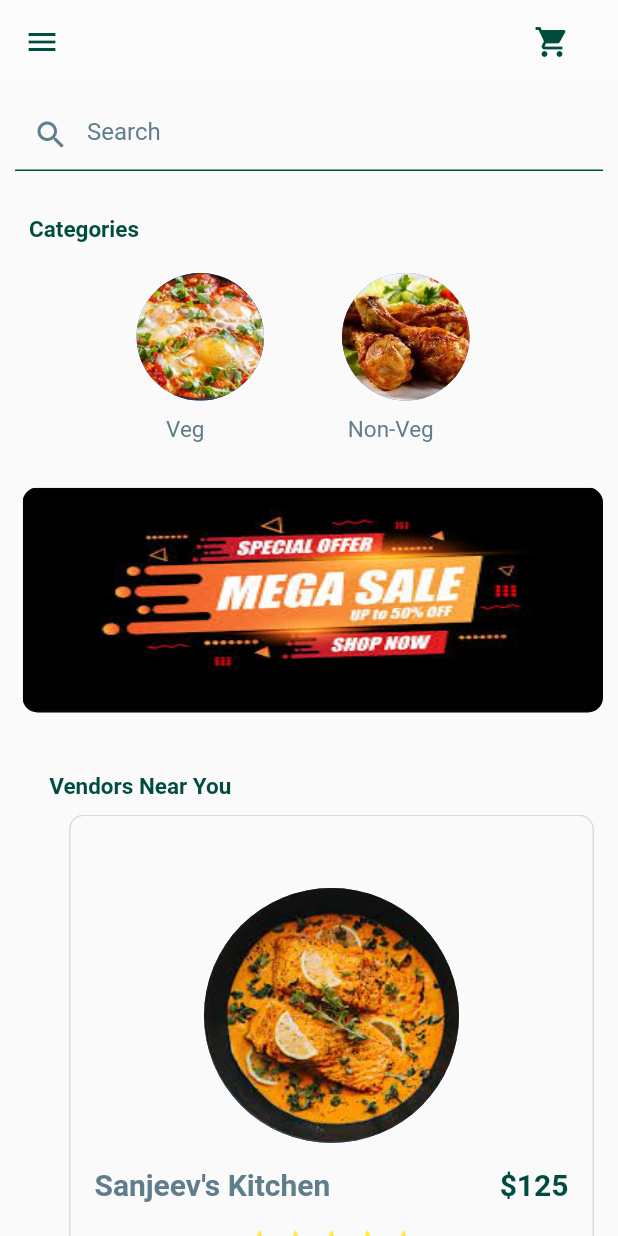
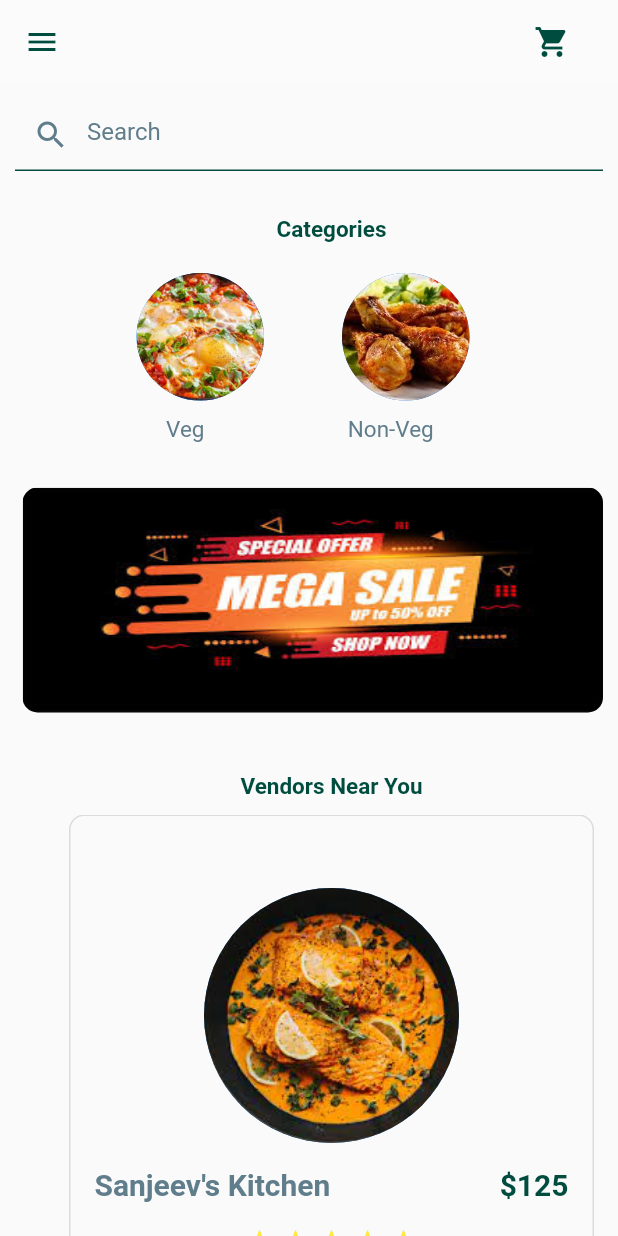
Before and after one commit to KeravNahar/Tiffin4U, a Flutter app: the HomePage screen opened directly, on a phone screen of 412 x 824 dp. Run offline on Flutter 3.47's test engine with Material 2 defaults, Android fonts, the phone set to English and light mode, and no system bars; our stand-ins replace cloud_firestore, firebase_auth, firebase_core; accounts and stored records are empty.

Commit message:
Update home_page.dart

```diff
--- a/lib/screens/home_page.dart
+++ b/lib/screens/home_page.dart
@@ -174,7 +174,7 @@ class _HomePageState extends State<HomePage> {
                 children: [
                   SizedBox(height: 30,),
                   Padding(
-                    padding: const EdgeInsets.only(right:300),
+                    padding: const EdgeInsets.only(left: 30),
                     child: Text("Categories",style: TextStyle(fontSize: 15,color: Colors.teal[900],fontWeight: FontWeight.bold),textAlign: TextAlign.left,),
                   ),
                   SizedBox(height: 20,),
@@ -206,7 +206,7 @@ class _HomePageState extends State<HomePage> {
                 children: [
                   SizedBox(height: 35,),
                   Padding(
-                    padding: const EdgeInsets.only(right: 225),
+                    padding: const EdgeInsets.only(left: 30),
                     child: Text("Vendors Near You",style: TextStyle(fontSize: 15,color: Colors.teal[900],fontWeight: FontWeight.bold),textAlign: TextAlign.left,),
                   ),
                   SizedBox(height: 10,),
```
